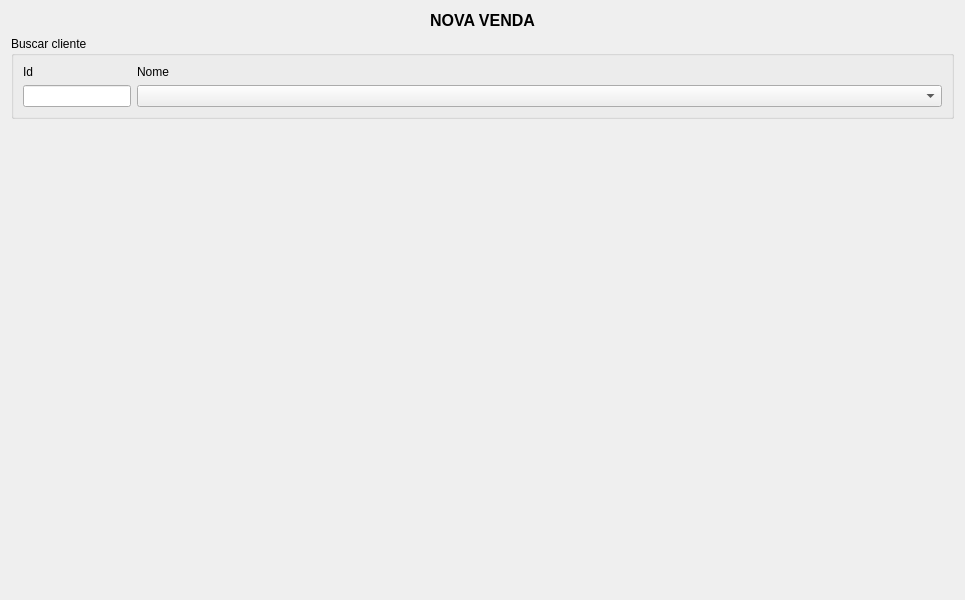
Above: ui/ui_novavenda.ui from adaiasreis/Projeto-MatCon before the change. Below: the same form after it.
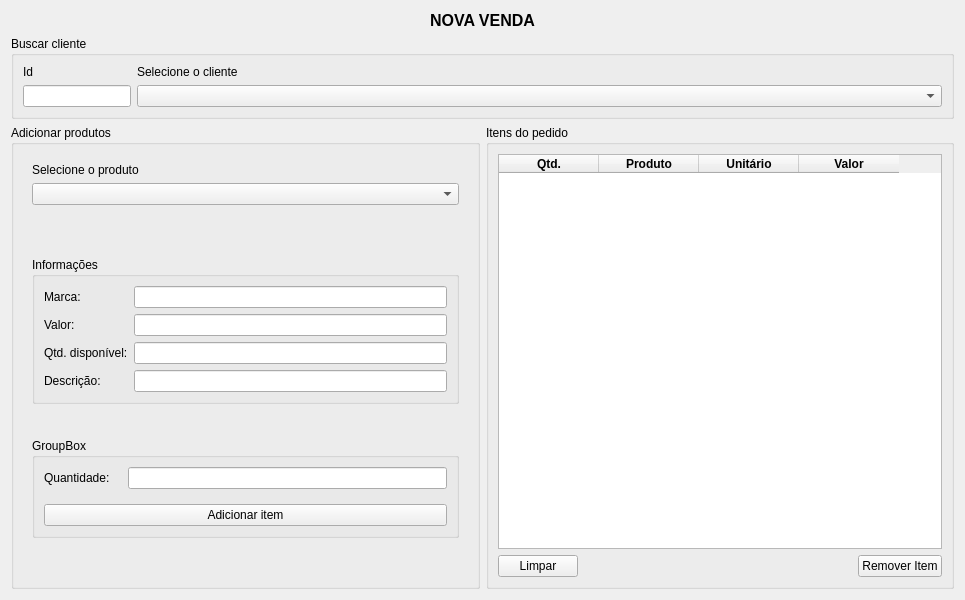
That is the form after the change.

Commit message: ui de vendas

The edit to the form file:
```diff
--- a/ui/ui_novavenda.ui
+++ b/ui/ui_novavenda.ui
@@ -96,7 +96,7 @@
         <item row="0" column="1">
          <widget class="QLabel" name="label_3">
           <property name="text">
-           <string>Nome</string>
+           <string>Selecione o cliente</string>
           </property>
          </widget>
         </item>
@@ -106,7 +106,258 @@
     </widget>
    </item>
    <item>
-    <widget class="QWidget" name="widget" native="true"/>
+    <widget class="QWidget" name="widget" native="true">
+     <layout class="QHBoxLayout" name="horizontalLayout_3">
+      <property name="leftMargin">
+       <number>0</number>
+      </property>
+      <property name="topMargin">
+       <number>0</number>
+      </property>
+      <property name="rightMargin">
+       <number>0</number>
+      </property>
+      <property name="bottomMargin">
+       <number>0</number>
+      </property>
+      <item>
+       <widget class="QGroupBox" name="groupBox_2">
+        <property name="title">
+         <string>Adicionar produtos</string>
+        </property>
+        <layout class="QVBoxLayout" name="verticalLayout_3">
+         <item>
+          <widget class="QWidget" name="widget_2" native="true">
+           <property name="sizePolicy">
+            <sizepolicy hsizetype="Preferred" vsizetype="Fixed">
+             <horstretch>0</horstretch>
+             <verstretch>0</verstretch>
+            </sizepolicy>
+           </property>
+           <layout class="QVBoxLayout" name="verticalLayout_2">
+            <item>
+             <widget class="QLabel" name="label_4">
+              <property name="text">
+               <string>Selecione o produto</string>
+              </property>
+             </widget>
+            </item>
+            <item>
+             <widget class="QComboBox" name="combo_produtos"/>
+            </item>
+           </layout>
+          </widget>
+         </item>
+         <item>
+          <widget class="QWidget" name="widget_3" native="true">
+           <layout class="QVBoxLayout" name="verticalLayout_4">
+            <item>
+             <widget class="QGroupBox" name="groupBox_4">
+              <property name="sizePolicy">
+               <sizepolicy hsizetype="Preferred" vsizetype="Fixed">
+                <horstretch>0</horstretch>
+                <verstretch>0</verstretch>
+               </sizepolicy>
+              </property>
+              <property name="title">
+               <string>Informações</string>
+              </property>
+              <layout class="QVBoxLayout" name="verticalLayout_5">
+               <item>
+                <layout class="QFormLayout" name="formLayout">
+                 <item row="0" column="0">
+                  <widget class="QLabel" name="label_5">
+                   <property name="text">
+                    <string>Marca: </string>
+                   </property>
+                  </widget>
+                 </item>
+                 <item row="0" column="1">
+                  <widget class="QLineEdit" name="lineEdit"/>
+                 </item>
+                 <item row="1" column="0">
+                  <widget class="QLabel" name="label_6">
+                   <property name="text">
+                    <string>Valor: </string>
+                   </property>
+                  </widget>
+                 </item>
+                 <item row="1" column="1">
+                  <widget class="QLineEdit" name="lineEdit_2"/>
+                 </item>
+                 <item row="2" column="0">
+                  <widget class="QLabel" name="label_7">
+                   <property name="text">
+                    <string>Qtd. disponível:</string>
+                   </property>
+                  </widget>
+                 </item>
+                 <item row="2" column="1">
+                  <widget class="QLineEdit" name="lineEdit_3"/>
+                 </item>
+                 <item row="3" column="0">
+                  <widget class="QLabel" name="label_8">
+                   <property name="text">
+                    <string>Descrição:</string>
+                   </property>
+                  </widget>
+                 </item>
+                 <item row="3" column="1">
+                  <widget class="QLineEdit" name="lineEdit_4"/>
+                 </item>
+                </layout>
+               </item>
+              </layout>
+             </widget>
+            </item>
+            <item>
+             <widget class="QGroupBox" name="groupBox_5">
+              <property name="sizePolicy">
+               <sizepolicy hsizetype="Preferred" vsizetype="Fixed">
+                <horstretch>0</horstretch>
+                <verstretch>0</verstretch>
+               </sizepolicy>
+              </property>
+              <property name="title">
+               <string>GroupBox</string>
+              </property>
+              <layout class="QVBoxLayout" name="verticalLayout_7">
+               <property name="spacing">
+                <number>15</number>
+               </property>
+               <item>
+                <layout class="QFormLayout" name="formLayout_3">
+                 <item row="0" column="0">
+                  <widget class="QLabel" name="label_9">
+                   <property name="text">
+                    <string>Quantidade: </string>
+                   </property>
+                  </widget>
+                 </item>
+                 <item row="0" column="1">
+                  <widget class="QLineEdit" name="lineEdit_5"/>
+                 </item>
+                </layout>
+               </item>
+               <item>
+                <widget class="QPushButton" name="btn_add_item">
+                 <property name="text">
+                  <string>Adicionar item</string>
+                 </property>
+                </widget>
+               </item>
+              </layout>
+             </widget>
+            </item>
+           </layout>
+          </widget>
+         </item>
+        </layout>
+       </widget>
+      </item>
+      <item>
+       <widget class="QGroupBox" name="groupBox_3">
+        <property name="title">
+         <string>Itens do pedido</string>
+        </property>
+        <layout class="QVBoxLayout" name="verticalLayout_6">
+         <item>
+          <widget class="QTableWidget" name="tableWidget">
+           <column>
+            <property name="text">
+             <string>Qtd.</string>
+            </property>
+            <property name="font">
+             <font>
+              <weight>75</weight>
+              <bold>true</bold>
+             </font>
+            </property>
+            <property name="textAlignment">
+             <set>AlignCenter</set>
+            </property>
+           </column>
+           <column>
+            <property name="text">
+             <string>Produto</string>
+            </property>
+            <property name="font">
+             <font>
+              <weight>75</weight>
+              <bold>true</bold>
+             </font>
+            </property>
+            <property name="textAlignment">
+             <set>AlignCenter</set>
+            </property>
+           </column>
+           <column>
+            <property name="text">
+             <string>Unitário</string>
+            </property>
+            <property name="font">
+             <font>
+              <weight>75</weight>
+              <bold>true</bold>
+             </font>
+            </property>
+            <property name="textAlignment">
+             <set>AlignCenter</set>
+            </property>
+           </column>
+           <column>
+            <property name="text">
+             <string>Valor</string>
+            </property>
+            <property name="font">
+             <font>
+              <weight>75</weight>
+              <bold>true</bold>
+              <strikeout>false</strikeout>
+             </font>
+            </property>
+            <property name="textAlignment">
+             <set>AlignCenter</set>
+            </property>
+           </column>
+          </widget>
+         </item>
+         <item>
+          <layout class="QHBoxLayout" name="horizontalLayout_2">
+           <item>
+            <widget class="QPushButton" name="btn_limpar_itens">
+             <property name="text">
+              <string>Limpar</string>
+             </property>
+            </widget>
+           </item>
+           <item>
+            <spacer name="horizontalSpacer">
+             <property name="orientation">
+              <enum>Qt::Horizontal</enum>
+             </property>
+             <property name="sizeHint" stdset="0">
+              <size>
+               <width>40</width>
+               <height>20</height>
+              </size>
+             </property>
+            </spacer>
+           </item>
+           <item>
+            <widget class="QPushButton" name="btn_remover_item">
+             <property name="text">
+              <string>Remover Item</string>
+             </property>
+            </widget>
+           </item>
+          </layout>
+         </item>
+        </layout>
+       </widget>
+      </item>
+     </layout>
+    </widget>
    </item>
   </layout>
  </widget>
```
The commit also changes 3 other files.
